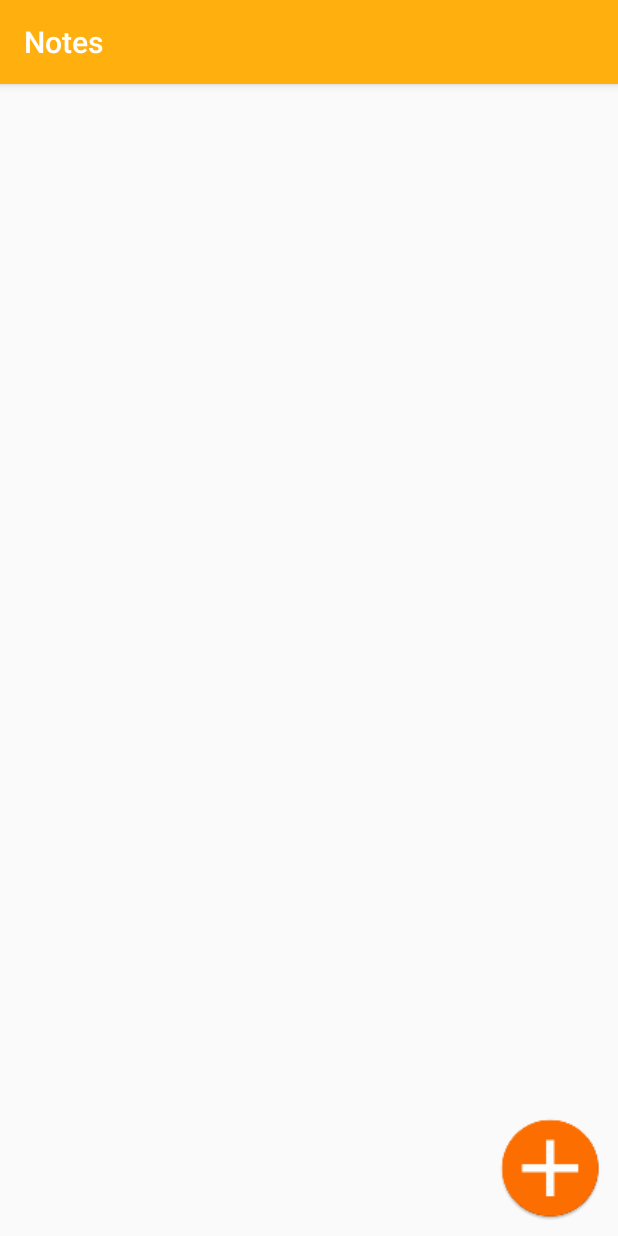
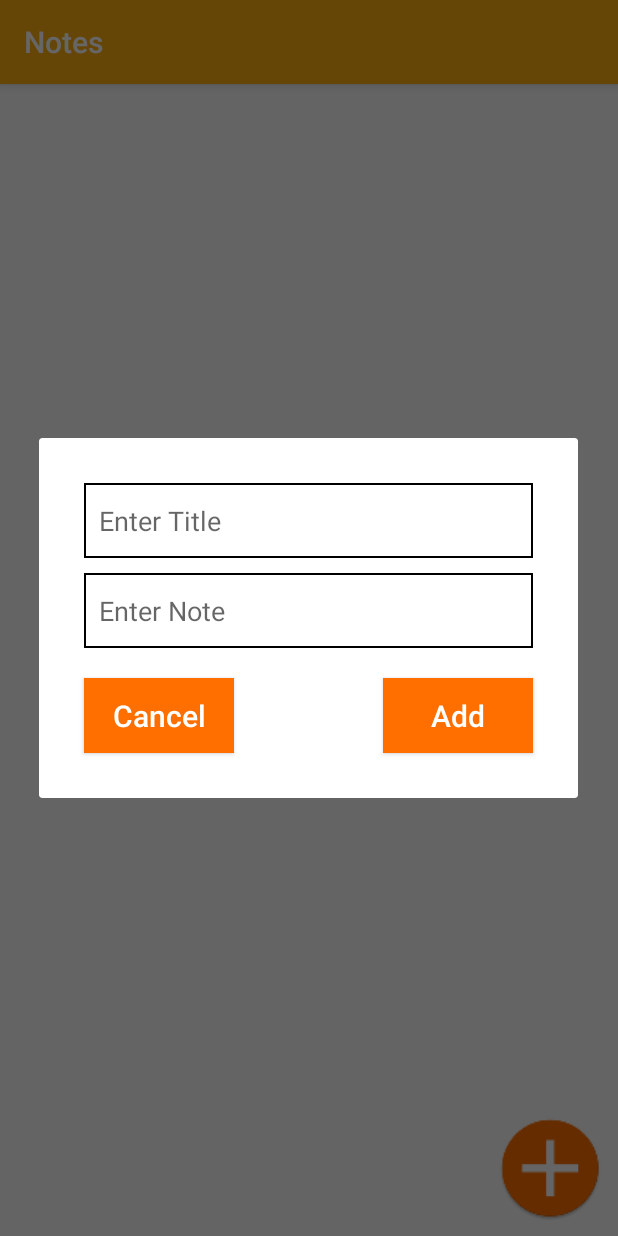
Before and after one commit to abdallahgamal5500/Notes, an Android app: the screen it shows after launch (MainActivity), after a tap on an icon or button, on a phone screen of 412 x 824 dp. Run offline under Robolectric (Android 15) with nearby library versions, the phone set to English and light mode, and no system bars.

Commit message:
The first project (notes)

```diff
--- a/app/src/main/java/com/example/notes/MainActivity.java
+++ b/app/src/main/java/com/example/notes/MainActivity.java
@@ -1,10 +1,10 @@
 package com.example.notes;
 
-import androidx.appcompat.app.AlertDialog;
 import androidx.appcompat.app.AppCompatActivity;
 
+import android.app.AlertDialog;
+import android.app.FragmentManager;
 import android.os.Bundle;
-import android.view.LayoutInflater;
 import android.view.View;
 import android.widget.Button;
 import android.widget.EditText;
@@ -13,7 +13,7 @@ import android.widget.Toast;
 public class MainActivity extends AppCompatActivity {
 private Button btn_add,dialog_btn_cancel,dialog_btn_add;
 private EditText dialog_title,dialog_text;
-private Dialog dialog;
+
     @Override
     protected void onCreate(Bundle savedInstanceState) {
         super.onCreate(savedInstanceState);
@@ -22,12 +22,35 @@ private Dialog dialog;
         btn_add.setOnClickListener(new View.OnClickListener() {
             @Override
             public void onClick(View v) {
-                openDialog();
+                Dialog();
             }
         });
     }
-    private void openDialog() {
-        dialog.show(getSupportFragmentManager(),"My dialog");
+    private void Dialog() {
+        final AlertDialog.Builder builder =new AlertDialog.Builder(this);
+        View view =getLayoutInflater().inflate(R.layout.dialog,null);
+        dialog_title=view.findViewById(R.id.dialog_title);
+        dialog_text=view.findViewById(R.id.dialog_text);
+        dialog_btn_add=view.findViewById(R.id.dialog_btn_add);
+        dialog_btn_cancel=view.findViewById(R.id.dialog_btn_cancel);
+        builder.setView(view);
+        builder.setCancelable(false);
+
+        final AlertDialog dialog = builder.create();
+        dialog.setCanceledOnTouchOutside(false);
+        dialog_btn_cancel.setOnClickListener(new View.OnClickListener() {
+            @Override
+            public void onClick(View v) {
+                dialog.dismiss();
+            }
+        });
+        dialog_btn_add.setOnClickListener(new View.OnClickListener() {
+            @Override
+            public void onClick(View v) {
+                Toast.makeText(MainActivity.this, "ADD", Toast.LENGTH_SHORT).show();
+            }
+        });
+        dialog.show();
     }
 
 }
--- a/app/src/main/res/layout/dialog.xml
+++ b/app/src/main/res/layout/dialog.xml
@@ -3,8 +3,7 @@
     xmlns:tools="http://schemas.android.com/tools"
     android:layout_width="300sp"
     android:layout_height="wrap_content"
-    xmlns:app="http://schemas.android.com/apk/res-auto"
-    android:background="@drawable/border">
+    xmlns:app="http://schemas.android.com/apk/res-auto">
 
     <EditText
         android:layout_width="match_parent"
@@ -67,4 +66,5 @@
         android:id="@+id/dialog_btn_cancel"
         tools:ignore="RtlCompat" />
 
+
 </androidx.constraintlayout.widget.ConstraintLayout>
--- a/app/src/main/res/values/strings.xml
+++ b/app/src/main/res/values/strings.xml
@@ -1,3 +1,4 @@
 <resources>
     <string name="app_name">Notes</string>
+    <string name="dialog_add">Add</string>
 </resources>
```
Also changed, not shown: app/src/main/java/com/example/notes/Dialog.java (+25 -11 lines).
